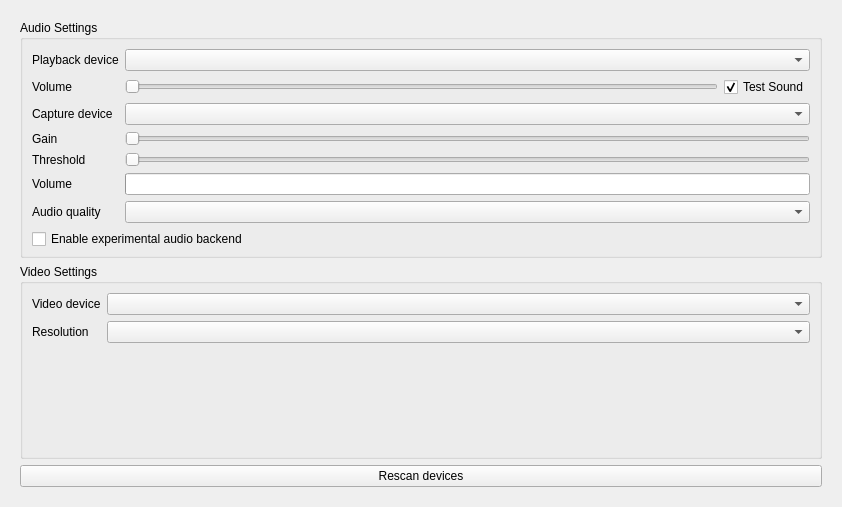
qTox/qTox, file src/widget/form/settings/avform.ui: the form before one commit.
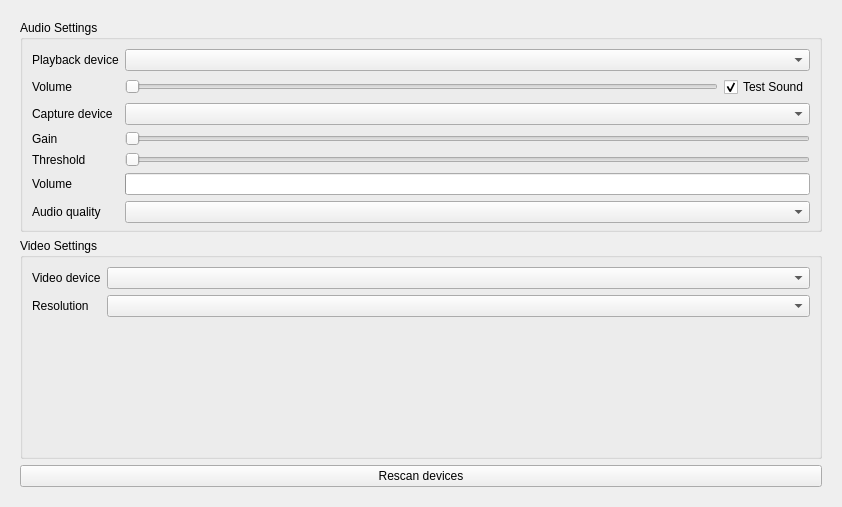
The form after the commit. Custom widgets are drawn as their Qt base class.

Diff of the .ui file:
```diff
--- a/src/widget/form/settings/avform.ui
+++ b/src/widget/form/settings/avform.ui
@@ -159,19 +159,6 @@
             </property>
            </widget>
           </item>
-          <item row="7" column="0" colspan="3">
-           <widget class="QCheckBox" name="cbEnableBackend2">
-            <property name="enabled">
-             <bool>true</bool>
-            </property>
-            <property name="toolTip">
-             <string>Enables the experimental audio backend with echo cancelling support, needs qTox restart to take effect.</string>
-            </property>
-            <property name="text">
-             <string>Enable experimental audio backend</string>
-            </property>
-           </widget>
-          </item>
          </layout>
         </widget>
        </item>
```
Left out of the diff: 6 changed lines with no effect on the pictures.
